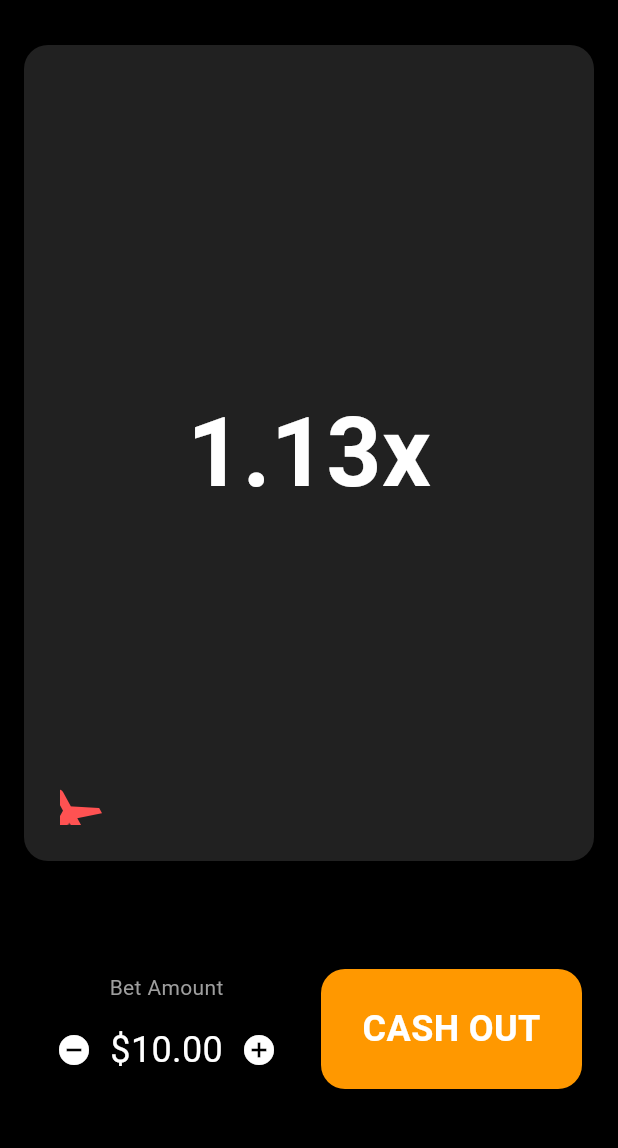
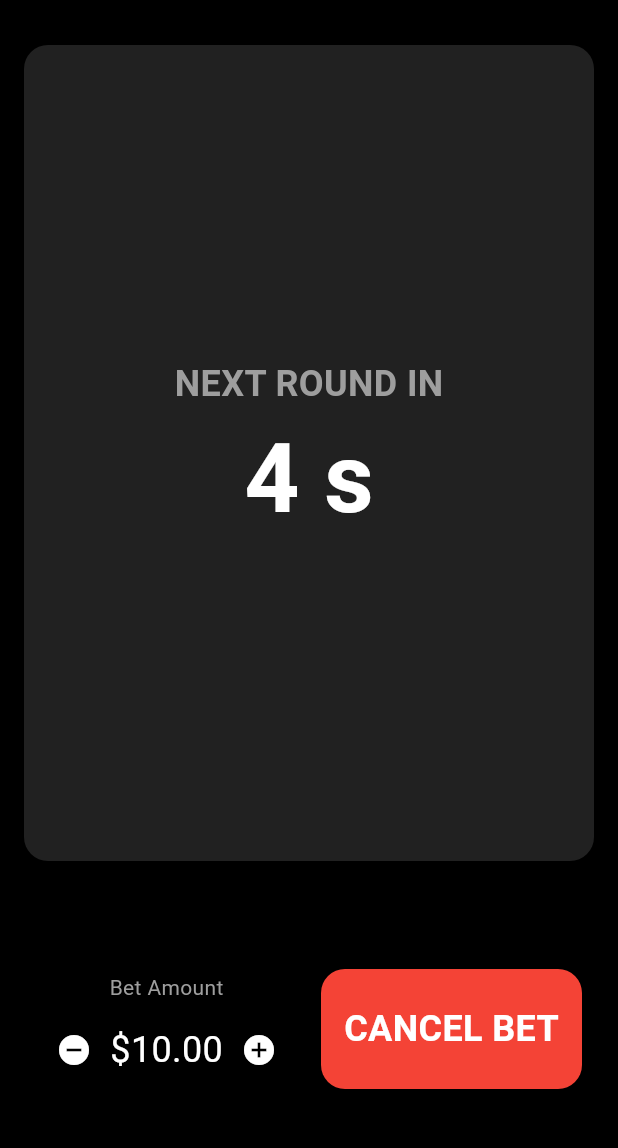
Before and after one commit to ShalakaGajanayaka/2d_game_app, a Flutter app: the screen it shows after launch, after a tap on the "remove circle" icon, after a tap on the "add circle" icon, after a tap on "BET", on a phone screen of 412 x 824 dp, the part 63-1211 px from its top. Run offline on Flutter 3.47's test engine with Material 3 defaults, Android fonts, the phone set to English and light mode, and no system bars.

Commit message:
feat: implement round-based gameplay with a 15-second countdown timer and bet management system

```diff
--- a/lib/models/game_state.dart
+++ b/lib/models/game_state.dart
@@ -2,5 +2,6 @@ enum GameStatus {
   waiting,
   playing,
   cashedOut,
+  spectating,
   crashed,
 }
--- a/lib/screens/game_screen.dart
+++ b/lib/screens/game_screen.dart
@@ -22,6 +22,9 @@ class _GameScreenState extends State<GameScreen> with SingleTickerProviderStateM
   double _crashPoint = 1.0;
 
   late AnimationController _controller;
+  Timer? _countdownTimer;
+  int _countdown = 15;
+  bool _isBetPlaced = false;
 
   @override
   void initState() {
@@ -40,14 +43,38 @@ class _GameScreenState extends State<GameScreen> with SingleTickerProviderStateM
           }
         });
     });
+
+    // Start initial countdown when screen loads
+    _startCountdown();
+  }
+
+  void _startCountdown() {
+    setState(() {
+      _status = GameStatus.waiting;
+      _countdown = 15;
+      _currentMultiplier = 1.0;
+    });
+    _countdownTimer?.cancel();
+    _countdownTimer = Timer.periodic(const Duration(seconds: 1), (timer) {
+      setState(() {
+        if (_countdown > 0) {
+          _countdown--;
+        } else {
+          timer.cancel();
+          _startGame();
+        }
+      });
+    });
   }
 
   void _startGame() {
-    if (_balance < _betAmount) return;
+    setState(() {
+      if (_isBetPlaced) {
+        _status = GameStatus.playing;
+      } else {
+        _status = GameStatus.spectating;
+      }
 
-    setState(() {
-      _balance -= _betAmount;
-      _status = GameStatus.playing;
       _currentMultiplier = 1.0;
 
       // Generate a crash point with heavy bias towards lower numbers
@@ -67,13 +94,32 @@ class _GameScreenState extends State<GameScreen> with SingleTickerProviderStateM
     return double.parse((e).toStringAsFixed(2));
   }
 
+  void _toggleBet() {
+    if (_status == GameStatus.waiting) {
+      setState(() {
+        if (_isBetPlaced) {
+          // Cancel bet
+          _balance += _betAmount;
+          _isBetPlaced = false;
+        } else {
+          // Place bet
+          if (_balance >= _betAmount) {
+            _balance -= _betAmount;
+            _isBetPlaced = true;
+          }
+        }
+      });
+    }
+  }
+
   void _cashOut() {
     if (_status != GameStatus.playing) return;
 
     setState(() {
       _status = GameStatus.cashedOut;
       _balance += _betAmount * _currentMultiplier;
-      _controller.stop();
+      _isBetPlaced = false;
+      // Do NOT stop the controller; let the plane keep flying for spectators!
     });
   }
 
@@ -82,11 +128,20 @@ class _GameScreenState extends State<GameScreen> with SingleTickerProviderStateM
       _status = GameStatus.crashed;
       _currentMultiplier = _crashPoint;
       _controller.stop();
+      _isBetPlaced = false;
+    });
+
+    // Wait 3 seconds to show "Crashed" before starting the next 15s timer
+    Future.delayed(const Duration(seconds: 3), () {
+      if (mounted) {
+        _startCountdown();
+      }
     });
   }
 
   @override
   void dispose() {
+    _countdownTimer?.cancel();
     _controller.dispose();
     super.dispose();
   }
@@ -123,6 +178,7 @@ class _GameScreenState extends State<GameScreen> with SingleTickerProviderStateM
               ),
               child: Stack(
                 children: [
+                  if (_status != GameStatus.waiting)
                     Padding(
                       padding: const EdgeInsets.all(24.0),
                       child: PlaneGraph(
@@ -130,6 +186,23 @@ class _GameScreenState extends State<GameScreen> with SingleTickerProviderStateM
                         isCrashed: _status == GameStatus.crashed,
                       ),
                     ),
+                  if (_status == GameStatus.waiting)
+                    Center(
+                      child: Column(
+                        mainAxisAlignment: MainAxisAlignment.center,
+                        children: [
+                          const Text(
+                            'NEXT ROUND IN',
+                            style: TextStyle(color: Colors.grey, fontSize: 24, fontWeight: FontWeight.bold),
+                          ),
+                          Text(
+                            '$_countdown s',
+                            style: const TextStyle(color: Colors.white, fontSize: 64, fontWeight: FontWeight.bold),
+                          ),
+                        ],
+                      ),
+                    )
+                  else
                     Center(
                       child: Text(
                         '${_currentMultiplier.toStringAsFixed(2)}x',
@@ -197,7 +270,7 @@ class _GameScreenState extends State<GameScreen> with SingleTickerProviderStateM
                             children: [
                               IconButton(
                                 icon: const Icon(Icons.remove_circle, color: Colors.white),
-                                onPressed: _status == GameStatus.waiting || _status == GameStatus.crashed || _status == GameStatus.cashedOut
+                                onPressed: _status == GameStatus.waiting && !_isBetPlaced
                                     ? () {
                                         setState(() {
                                           if (_betAmount > 1.0) _betAmount -= 1.0;
@@ -208,7 +281,7 @@ class _GameScreenState extends State<GameScreen> with SingleTickerProviderStateM
                               Text('\$${_betAmount.toStringAsFixed(2)}', style: const TextStyle(color: Colors.white, fontSize: 24)),
                               IconButton(
                                 icon: const Icon(Icons.add_circle, color: Colors.white),
-                                onPressed: _status == GameStatus.waiting || _status == GameStatus.crashed || _status == GameStatus.cashedOut
+                                onPressed: _status == GameStatus.waiting && !_isBetPlaced
                                     ? () {
                                         setState(() {
                                           _betAmount += 1.0;
@@ -226,8 +299,8 @@ class _GameScreenState extends State<GameScreen> with SingleTickerProviderStateM
                   Expanded(
                     child: GestureDetector(
                       onTap: () {
-                        if (_status == GameStatus.waiting || _status == GameStatus.crashed || _status == GameStatus.cashedOut) {
-                          _startGame();
+                        if (_status == GameStatus.waiting) {
+                          _toggleBet();
                         } else if (_status == GameStatus.playing) {
                           _cashOut();
                         }
@@ -235,12 +308,20 @@ class _GameScreenState extends State<GameScreen> with SingleTickerProviderStateM
                       child: Container(
                         height: 80,
                         decoration: BoxDecoration(
-                          color: _status == GameStatus.playing ? Colors.orange : Colors.green,
+                          color: _status == GameStatus.playing
+                              ? Colors.orange
+                              : (_status == GameStatus.waiting
+                                  ? (_isBetPlaced ? Colors.red : Colors.green)
+                                  : Colors.grey),
                           borderRadius: BorderRadius.circular(16),
                         ),
                         child: Center(
                           child: Text(
-                            _status == GameStatus.playing ? 'CASH OUT' : 'BET',
+                            _status == GameStatus.playing
+                                ? 'CASH OUT'
+                                : (_status == GameStatus.waiting
+                                    ? (_isBetPlaced ? 'CANCEL BET' : 'BET')
+                                    : 'WAITING'),
                             style: const TextStyle(color: Colors.white, fontSize: 24, fontWeight: FontWeight.bold),
                           ),
                         ),
```
Lines whose indentation alone changed are shown as unchanged.
